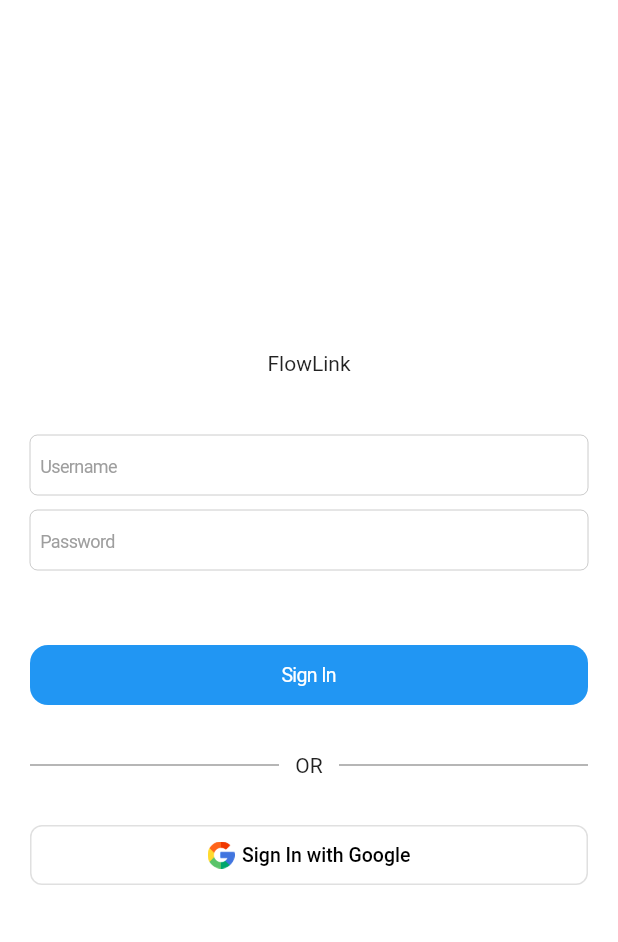
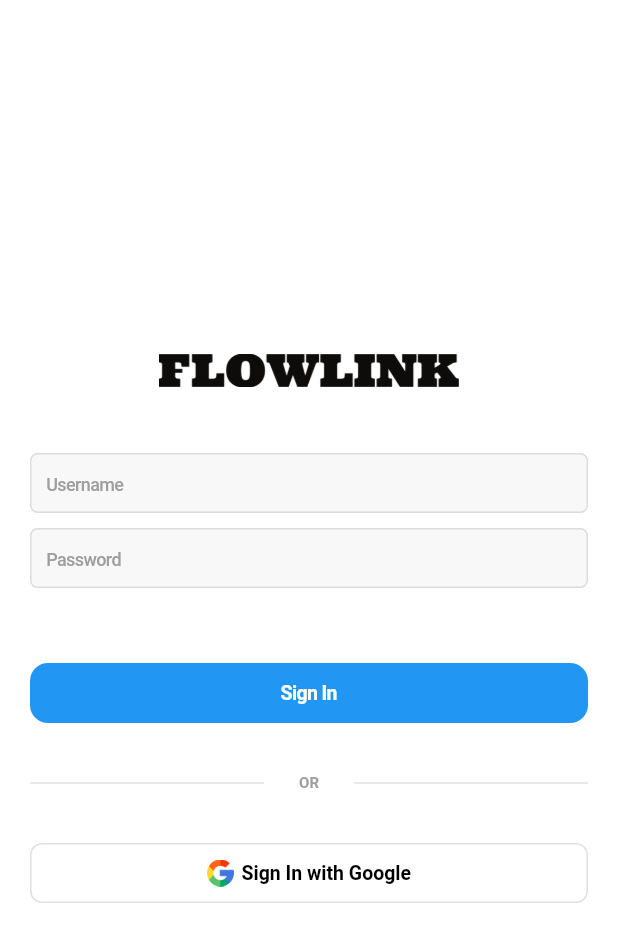
Before and after one commit to 2023-Summer-MadCamp-KP/FlowLink, a Flutter app: the screen it shows after launch, on a phone screen of 412 x 824 dp. Shown: the top 942 px of the screen. Run offline on Flutter 3.47's test engine with Material 2 defaults, Android fonts, the phone set to English and light mode, and no system bars.

Commit message:
Design(SignInPage): FlowLink 로고 삽입

```diff
--- a/flow_camp_app/lib/pages/sign_in_page.dart
+++ b/flow_camp_app/lib/pages/sign_in_page.dart
@@ -92,21 +92,32 @@ class _SignInPageState extends State<SignInPage> {
                 // wireframe for each widget.
                 mainAxisAlignment: MainAxisAlignment.center,
                 children: <Widget>[
-                  const Text(
-                    "FlowLink",
+                  SizedBox(
+                    width: 200,
+                    height: 50,
+                    child: Image.asset("images/flowlinkLogo.png"),
                   ),
                   const SizedBox(
                     width: double.infinity,
-                    height: 40,
+                    height: 30,
                   ),
                   SizedBox(
                     width: double.infinity,
                     height:40,
                     child: CupertinoTextField(
                       controller: _idController,
+                      padding: const EdgeInsets.only(left: 10),
                       textAlignVertical: TextAlignVertical.center,
                       placeholder: "Username",
-                      placeholderStyle: const TextStyle(fontSize: 12, height: 1.5, color: Colors.grey),
+                      placeholderStyle: const TextStyle(fontSize: 12, fontWeight: FontWeight.w500, height: 1.5, color: Colors.grey),
+                      decoration: BoxDecoration(
+                        color: const Color.fromARGB(255, 248, 248, 248),
+                        borderRadius: BorderRadius.circular(5),
+                        border: Border.all(
+                          width: 1,
+                          color: const Color.fromARGB(255, 220, 220, 220),
+                        )
+                      ),
                     ),
                   ),
                   const SizedBox(
@@ -118,9 +129,18 @@ class _SignInPageState extends State<SignInPage> {
                     height:40,
                     child:CupertinoTextField(
                       controller: _pwController,
+                      padding: const EdgeInsets.only(left: 10),
                       textAlignVertical: TextAlignVertical.center,
                       placeholder: "Password",
-                      placeholderStyle: const TextStyle(fontSize: 12, height: 1.5, color: Colors.grey),
+                      placeholderStyle: const TextStyle(fontSize: 12, fontWeight: FontWeight.w500, height: 1.5, color: Colors.grey),
+                      decoration: BoxDecoration(
+                        color: const Color.fromARGB(255, 248, 248, 248),
+                        borderRadius: BorderRadius.circular(5),
+                        border: Border.all(
+                          width: 1,
+                          color: const Color.fromARGB(255, 220, 220, 220),
+                        )
+                      ),
                     ),
                   ),
                   const SizedBox(
@@ -134,7 +154,7 @@ class _SignInPageState extends State<SignInPage> {
                         padding: const EdgeInsets.all(0),
                         child: const Text(
                           "Sign In",
-                          style: TextStyle(fontSize: 13),
+                          style: TextStyle(fontSize: 13, fontWeight: FontWeight.bold),
                         ),
                         onPressed: (){}
                     ),
@@ -152,19 +172,24 @@ class _SignInPageState extends State<SignInPage> {
                             alignment: Alignment.center,
                             child: Divider(
                               thickness: 1,
-                              color: Colors.grey,
+                              color: Colors.black12,
                             )
                         ),
                         Align(
                             alignment: Alignment.center,
                             child: Container(
-                              width: 40,
+                              width: 60,
                               height: 20,
                               color: Colors.white,
                               child: const Center(
                                 child: Text(
                                   "OR",
                                   textAlign: TextAlign.center,
+                                  style: TextStyle(
+                                    color: Colors.grey,
+                                    fontSize: 10,
+                                    fontWeight: FontWeight.bold,
+                                  ),
                                 ),
                               ),
                             )
@@ -201,7 +226,7 @@ class _SignInPageState extends State<SignInPage> {
                           ),
                           const Text(
                             "Sign In with Google",
-                            style: TextStyle(fontSize: 13, color: Colors.black),
+                            style: TextStyle(fontSize: 13, fontWeight: FontWeight.bold, color: Colors.black),
                           ),
                         ],
                       ),
--- a/flow_camp_app/pubspec.yaml
+++ b/flow_camp_app/pubspec.yaml
@@ -61,6 +61,7 @@ flutter:
   # To add assets to your application, add an assets section, like this:
   assets:
     - images/googleIcon.png
+    - images/flowlinkLogo.png
 
   # An image asset can refer to one or more resolution-specific "variants", see
   # https://flutter.dev/assets-and-images/#resolution-aware
```
Also changed, not shown: flow_camp_app/images/flowlinkLogo.png (added).
